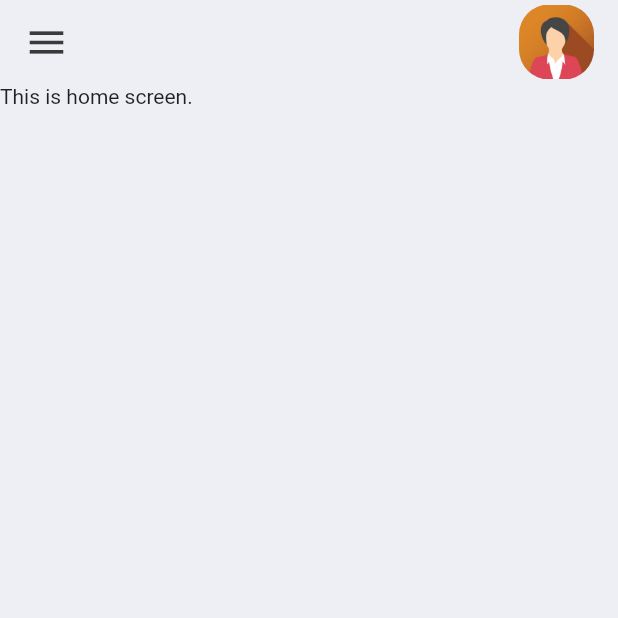
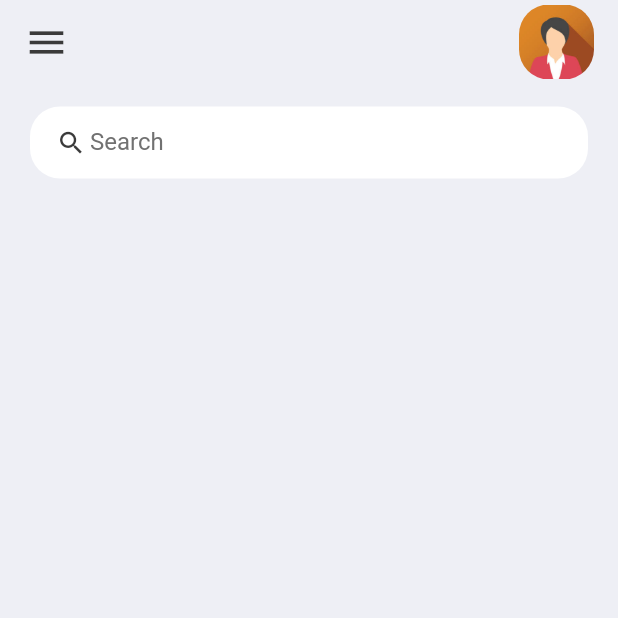
Before and after one commit to merveaa/to_do_list_application, a Flutter app: the screen it shows after launch, on a phone screen of 412 x 824 dp, the top half of it. Run offline on Flutter 3.47's test engine with Material 2 defaults, Android fonts, the phone set to English and light mode, and no system bars.

Commit message:
creating search box

```diff
--- a/lib/screens/home.dart
+++ b/lib/screens/home.dart
@@ -11,9 +11,37 @@
       backgroundColor: tdBGcolor,
       appBar: _buildAppBar(),
       body: Container(
-        child: Text('This is home screen.'),
+        padding: const EdgeInsets.symmetric(horizontal: 20, vertical: 15),
+        child: Column(
+          children: [
+            searchBox(),
+          ],
+        ),
       ),
     );
+  }
+
+  Widget searchBox() {
+    return Container(
+        padding: const EdgeInsets.symmetric(horizontal: 15),
+        decoration: BoxDecoration(
+            color: Colors.white, borderRadius: BorderRadius.circular(20)),
+        child: const TextField(
+          decoration: InputDecoration(
+              contentPadding: EdgeInsets.all(0),
+              prefixIcon: Icon(
+                Icons.search,
+                color: tdBlack,
+                size: 20,
+              ),
+              prefixIconConstraints: BoxConstraints(
+                maxHeight: 20,
+                minWidth: 25,
+              ),
+              border: InputBorder.none,
+              hintText: 'Search',
+              hintStyle: TextStyle(color: tdGrey)),
+        ));
   }
 
   AppBar _buildAppBar() {
```
